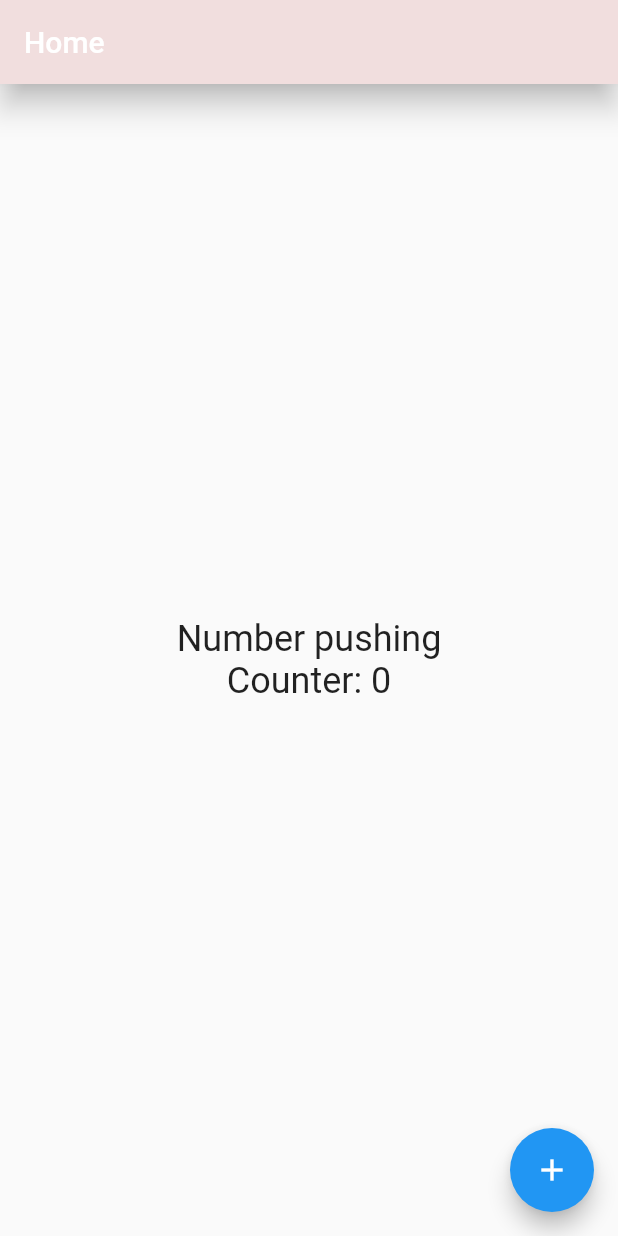
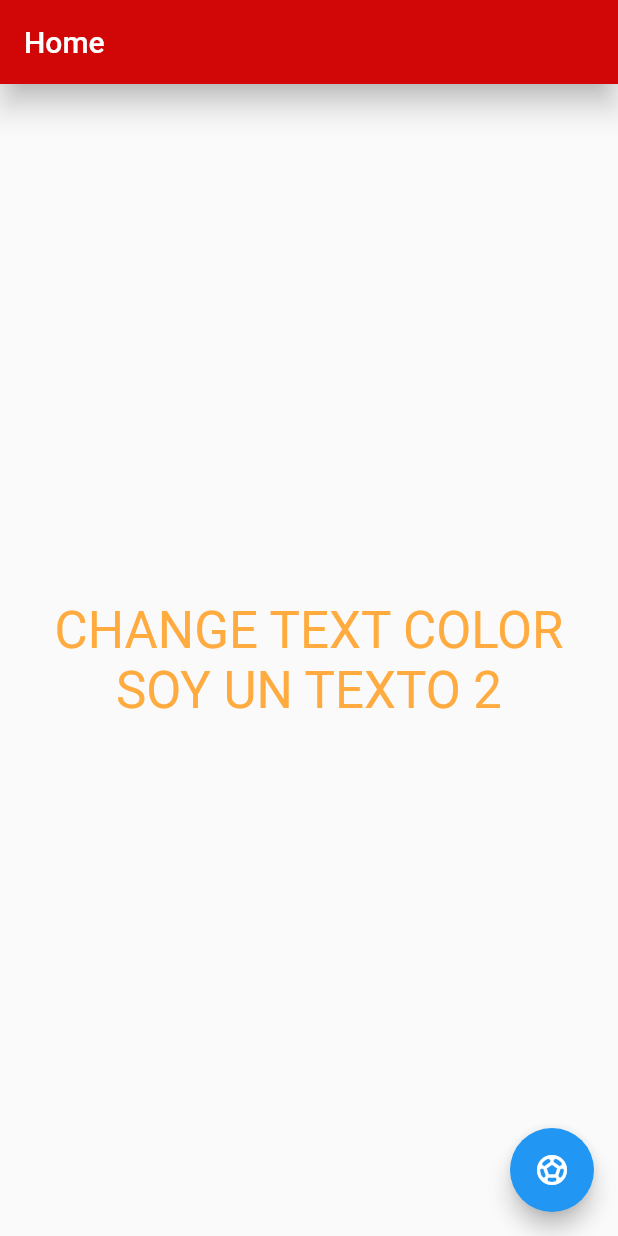
Before and after one commit to asanchez04/Flutter_Project, a Flutter app: the screen it shows after launch, on a phone screen of 412 x 824 dp. Run offline on Flutter 3.47's test engine with Material 2 defaults, Android fonts, the phone set to English and light mode, and no system bars.

Commit message:
Change color done

```diff
--- a/lib/main.dart
+++ b/lib/main.dart
@@ -1,7 +1,8 @@
 import 'package:flutter/material.dart';
 // import 'package:flutter_application_1/view/home_view.dart';
 // import 'package:flutter_application_1/view/counter.dart';
-import 'package:flutter_application_1/view/count_screen.dart';
+// import 'package:flutter_application_1/view/count_screen.dart';
+import 'package:flutter_application_1/view/change_color.dart';
 
 void main() {
   runApp(MyApp());
@@ -12,6 +13,6 @@ class MyApp extends StatelessWidget {
   Widget build(BuildContext context) {
     return const MaterialApp(
         debugShowCheckedModeBanner: false,
-        home: Contador());
+        home: ColorChange());
   }
 }
--- /dev/null
+++ b/lib/view/change_color.dart
@@ -0,0 +1,69 @@
+import 'package:flutter/material.dart';
+
+class ColorChange extends StatefulWidget {
+  const ColorChange({Key? key}) : super(key: key);
+
+  @override
+  _ColorChangeState createState() => _ColorChangeState();
+}
+
+class _ColorChangeState extends State<ColorChange> {
+  bool colores = true;
+  void _ChangeColor() {
+    setState(() {
+      colores = !colores;
+    });
+  }
+
+  @override
+  Widget build(BuildContext context) {
+    return Scaffold(
+        appBar: AppBar(
+          elevation: 8.0,
+          backgroundColor: (colores == false) ? const Color.fromARGB(255, 241, 222, 222) :
+                                                 const Color.fromARGB(255, 209, 6, 6),
+          title: const Text('Home'),
+        ),
+        body: Center(
+          child: Column(
+            mainAxisAlignment: MainAxisAlignment.center,
+            children: <Widget>[
+              Text(
+                'CHANGE TEXT COLOR',
+                style: (colores == false)
+                    ? Theme.of(context)
+                        .textTheme
+                        .headline4
+                        ?.copyWith(color: Colors.black)
+                    : Theme.of(context)
+                        .textTheme
+                        .headline4
+                        ?.copyWith(color: Colors.orangeAccent),
+              ),
+              Text(
+                'SOY UN TEXTO 2',
+                style: (colores == false)
+                    ? Theme.of(context)
+                        .textTheme
+                        .headline4
+                        ?.copyWith(color: Colors.black)
+                    : Theme.of(context)
+                        .textTheme
+                        .headline4
+                        ?.copyWith(color: Colors.orangeAccent),
+              ),
+            ],
+          ),
+        ),
+        floatingActionButton: FloatingActionButton(
+            child: (colores == false) ? const Icon(Icons.color_lens): const Icon(Icons.sports_soccer),
+            onPressed: () {
+              _ChangeColor();
+              showMessage();
+            }));
+  }
+
+  void showMessage() {
+    print('Hola Mundo');
+  }
+}
```
